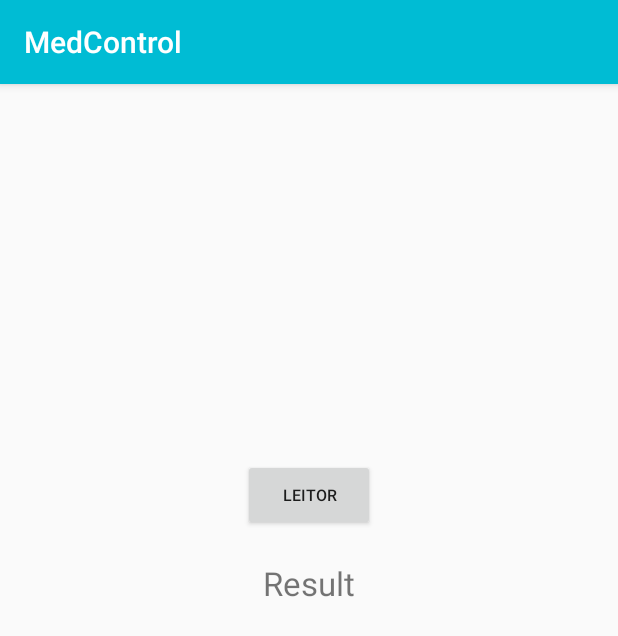
After one commit to ClaitonDenardi/MedControl, an Android app: the AdicionarMedicamento screen opened directly, with no data from a screen before it, on a phone screen of 412 x 824 dp. The commit adds this screen. Shown: the top 636 px of the screen. Run offline under Robolectric (Android 15) with nearby library versions, the phone set to English and light mode, and no system bars; 1 statement that could not run was skipped.

Commit message:
4 commit

```diff
--- a/app/build.gradle
+++ b/app/build.gradle
@@ -20,8 +20,11 @@ android {
 
 dependencies {
     implementation fileTree(dir: 'libs', include: ['*.jar'])
+    //noinspection GradleCompatible
     implementation 'com.android.support:appcompat-v7:28.0.0'
     implementation 'com.android.support.constraint:constraint-layout:1.1.3'
+    implementation 'com.google.android.gms:play-services-auth:16.0.0'
+    implementation 'me.dm7.barcodescanner:zxing:1.9'
     testImplementation 'junit:junit:4.12'
     androidTestImplementation 'com.android.support.test:runner:1.0.2'
     androidTestImplementation 'com.android.support.test.espresso:espresso-core:3.0.2'
--- a/app/src/main/AndroidManifest.xml
+++ b/app/src/main/AndroidManifest.xml
@@ -1,6 +1,8 @@
 <?xml version="1.0" encoding="utf-8"?>
 <manifest xmlns:android="http://schemas.android.com/apk/res/android"
     package="cdpaulus.medcontrol">
+
+    <uses-permission android:name="android.permission.CAMERA" />
 
     <application
         android:allowBackup="true"
@@ -9,7 +11,9 @@
         android:roundIcon="@mipmap/ic_launcher_round"
         android:supportsRtl="true"
         android:theme="@style/AppTheme">
-        <activity android:name="cdpaulus.medcontrol.MainActivity">
+        <activity android:name=".ScanCodeActivity"></activity>
+        <activity android:name=".AdicionarMedicamento" />
+        <activity android:name=".MainActivity">
             <intent-filter>
                 <action android:name="android.intent.action.MAIN" />
 
--- /dev/null
+++ b/app/src/main/java/cdpaulus/medcontrol/AdicionarMedicamento.java
@@ -0,0 +1,33 @@
+package cdpaulus.medcontrol;
+
+import android.content.Intent;
+import android.support.v7.app.AppCompatActivity;
+import android.os.Bundle;
+import android.view.View;
+import android.widget.Button;
+import android.widget.TextView;
+import android.view.View.OnClickListener;
+
+public class AdicionarMedicamento extends AppCompatActivity{
+
+    public static TextView resultExtView;
+    Button scan_btn;
+
+    @Override
+    protected void onCreate(Bundle savedInstanceState) {
+        super.onCreate(savedInstanceState);
+        setContentView(R.layout.activity_adicionar_medicamento);
+
+        resultExtView = (TextView)findViewById(R.id.btn_scan);
+        scan_btn = (Button) findViewById(new OnClickListener() {
+            @Override
+            public void onClick(View view){
+                startActivity(new Intent(getApplicationContext(), ScanCodeActivity.class));
+            }
+        });
+    }
+
+    private Object findViewById(OnClickListener onClickListener) {
+
+    }
+}
--- a/app/src/main/java/cdpaulus/medcontrol/MainActivity.java
+++ b/app/src/main/java/cdpaulus/medcontrol/MainActivity.java
@@ -2,6 +2,7 @@ package cdpaulus.medcontrol;
 
 import android.support.v7.app.AppCompatActivity;
 import android.os.Bundle;
+import android.widget.Button;
 
 public class MainActivity extends AppCompatActivity {
 
@@ -9,5 +10,7 @@ public class MainActivity extends AppCompatActivity {
     protected void onCreate(Bundle savedInstanceState) {
         super.onCreate(savedInstanceState);
         setContentView(R.layout.activity_main);
+        Button btn_adicionar_medicamento = (Button) findViewById(R.id.btn_adicionar_medicamento);
     }
+
 }
--- /dev/null
+++ b/app/src/main/res/layout/activity_adicionar_medicamento.xml
@@ -0,0 +1,28 @@
+<?xml version="1.0" encoding="utf-8"?>
+<LinearLayout xmlns:android="http://schemas.android.com/apk/res/android"
+    xmlns:app="http://schemas.android.com/apk/res-auto"
+    xmlns:tools="http://schemas.android.com/tools"
+    android:layout_width="match_parent"
+    android:layout_height="match_parent"
+    android:orientation="vertical"
+    tools:context="cdpaulus.medcontrol.AdicionarMedicamento">
+
+    <Button
+        android:layout_width="wrap_content"
+        android:layout_height="wrap_content"
+        android:layout_gravity="center"
+        android:layout_marginTop="250dp"
+        android:text="Leitor"
+        android:textSize="16px"
+        android:id="@+id/btn_scan"/>
+
+    <TextView
+        android:layout_width="match_parent"
+        android:layout_height="wrap_content"
+        android:text="Result"
+        android:gravity="center"
+        android:textSize="22sp"
+        android:layout_marginTop="20dp"
+        android:id="@+id/result_text"/>
+
+</LinearLayout>
```
Also changed, not shown: app/src/main/java/cdpaulus/medcontrol/ScanCodeActivity.java (added, +40 -0 lines), app/src/main/res/layout/activity_scan_code.xml (added, +9 -0 lines).
